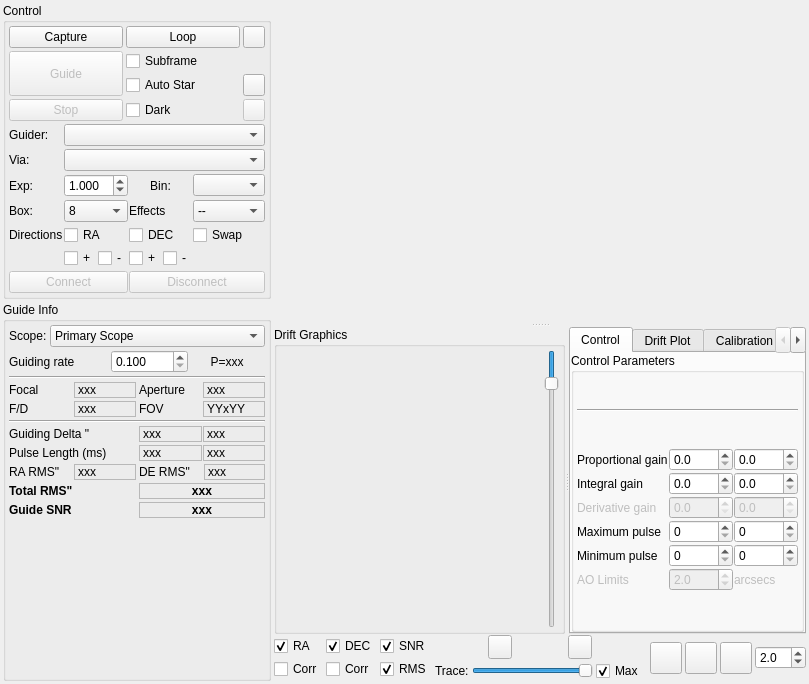
Before: the Qt Designer form kstars/ekos/guide/guide.ui in KDE/kstars, drawn with Qt 5.
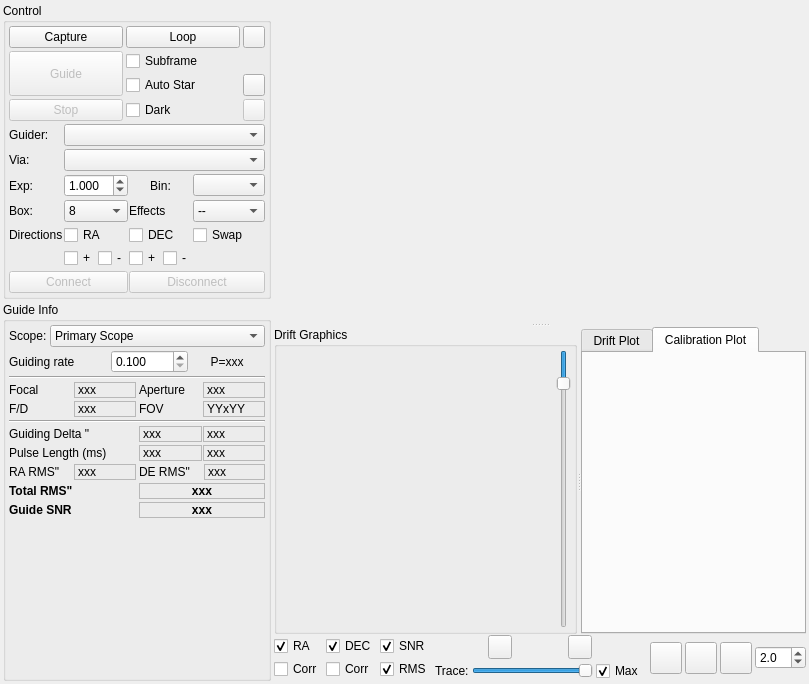
After: the same form once the commit is applied. The open tabs and pages were chosen to show the change. Icons and pictures are not drawn. Custom widgets are drawn as their Qt base class.

```diff
--- a/kstars/ekos/guide/guide.ui
+++ b/kstars/ekos/guide/guide.ui
@@ -1173,252 +1173,6 @@
          <property name="currentIndex">
           <number>1</number>
          </property>
-         <widget class="QWidget" name="tab">
-          <attribute name="title">
-           <string>Control</string>
-          </attribute>
-          <layout class="QVBoxLayout" name="verticalLayout_6">
-           <property name="leftMargin">
-            <number>0</number>
-           </property>
-           <property name="topMargin">
-            <number>0</number>
-           </property>
-           <property name="rightMargin">
-            <number>0</number>
-           </property>
-           <property name="bottomMargin">
-            <number>0</number>
-           </property>
-           <item>
-            <widget class="QGroupBox" name="controlGroup">
-             <property name="title">
-              <string>Control Parameters</string>
-             </property>
-             <layout class="QVBoxLayout" name="verticalLayout_3">
-              <property name="spacing">
-               <number>3</number>
-              </property>
-              <property name="leftMargin">
-               <number>3</number>
-              </property>
-              <property name="topMargin">
-               <number>3</number>
-              </property>
-              <property name="rightMargin">
-               <number>3</number>
-              </property>
-              <property name="bottomMargin">
-               <number>3</number>
-              </property>
-              <item>
-               <widget class="Line" name="line">
-                <property name="orientation">
-                 <enum>Qt::Horizontal</enum>
-                </property>
-               </widget>
-              </item>
-              <item>
-               <layout class="QGridLayout" name="gridLayout_2">
-                <property name="spacing">
-                 <number>1</number>
-                </property>
-                <item row="0" column="0">
-                 <widget class="QLabel" name="l_11">
-                  <property name="toolTip">
-                   <string>&lt;html&gt;&lt;head/&gt;&lt;body&gt;&lt;p&gt;Proportional term accounts for present values of the error. For example, if the error is large and positive, the guider corrective pulse will also be large and positive.&lt;/p&gt;&lt;/body&gt;&lt;/html&gt;</string>
-                  </property>
-                  <property name="text">
-                   <string>Proportional gain</string>
-                  </property>
-                 </widget>
-                </item>
-                <item row="0" column="1">
-                 <widget class="QDoubleSpinBox" name="spinBox_PropGainRA">
-                  <property name="decimals">
-                   <number>1</number>
-                  </property>
-                  <property name="maximum">
-                   <double>1000.000000000000000</double>
-                  </property>
-                 </widget>
-                </item>
-                <item row="0" column="2">
-                 <widget class="QDoubleSpinBox" name="spinBox_PropGainDEC">
-                  <property name="decimals">
-                   <number>1</number>
-                  </property>
-                  <property name="maximum">
-                   <double>1000.000000000000000</double>
-                  </property>
-                 </widget>
-                </item>
-                <item row="1" column="0">
-                 <widget class="QLabel" name="l_12">
-                  <property name="toolTip">
-                   <string>&lt;html&gt;&lt;head/&gt;&lt;body&gt;&lt;p&gt;Integral term accounts for past values of the error. For example, if the current pulse is not sufficiently strong, the integral of the error will accumulate over time, and the guider will respond by applying a stronger action.&lt;/p&gt;&lt;/body&gt;&lt;/html&gt;</string>
-                  </property>
-                  <property name="text">
-                   <string>Integral gain</string>
-                  </property>
-                 </widget>
-                </item>
-                <item row="1" column="1">
-                 <widget class="QDoubleSpinBox" name="spinBox_IntGainRA">
-                  <property name="decimals">
-                   <number>1</number>
-                  </property>
-                  <property name="maximum">
-                   <double>1000.000000000000000</double>
-                  </property>
-                 </widget>
-                </item>
-                <item row="1" column="2">
-                 <widget class="QDoubleSpinBox" name="spinBox_IntGainDEC">
-                  <property name="decimals">
-                   <number>1</number>
-                  </property>
-                  <property name="maximum">
-                   <double>1000.000000000000000</double>
-                  </property>
-                 </widget>
-                </item>
-                <item row="2" column="0">
-                 <widget class="QLabel" name="l_13">
-                  <property name="enabled">
-                   <bool>false</bool>
-                  </property>
-                  <property name="toolTip">
-                   <string>Derivative term accounts for possible future trends of the error, based on its current rate of change.</string>
-                  </property>
-                  <property name="text">
-                   <string>Derivative gain</string>
-                  </property>
-                 </widget>
-                </item>
-                <item row="2" column="1">
-                 <widget class="QDoubleSpinBox" name="spinBox_DerGainRA">
-                  <property name="enabled">
-                   <bool>false</bool>
-                  </property>
-                  <property name="decimals">
-                   <number>1</number>
-                  </property>
-                  <property name="maximum">
-                   <double>1000.000000000000000</double>
-                  </property>
-                 </widget>
-                </item>
-                <item row="2" column="2">
-                 <widget class="QDoubleSpinBox" name="spinBox_DerGainDEC">
-                  <property name="enabled">
-                   <bool>false</bool>
-                  </property>
-                  <property name="decimals">
-                   <number>1</number>
-                  </property>
-                  <property name="maximum">
-                   <double>1000.000000000000000</double>
-                  </property>
-                 </widget>
-                </item>
-                <item row="3" column="0">
-                 <widget class="QLabel" name="l_14">
-                  <property name="toolTip">
-                   <string>&lt;html&gt;&lt;head/&gt;&lt;body&gt;&lt;p&gt;Maximum guide pulse that is generated by the guider and sent to the mount.&lt;/p&gt;&lt;/body&gt;&lt;/html&gt;</string>
-                  </property>
-                  <property name="text">
-                   <string>Maximum pulse</string>
-                  </property>
-                 </widget>
-                </item>
-                <item row="3" column="1">
-                 <widget class="QSpinBox" name="spinBox_MaxPulseRA">
-                  <property name="maximum">
-                   <number>9999</number>
-                  </property>
-                 </widget>
-                </item>
-                <item row="3" column="2">
-                 <widget class="QSpinBox" name="spinBox_MaxPulseDEC">
-                  <property name="maximum">
-                   <number>9999</number>
-                  </property>
-                 </widget>
-                </item>
-                <item row="4" column="0">
-                 <widget class="QLabel" name="l_15">
-                  <property name="toolTip">
-                   <string>&lt;html&gt;&lt;head/&gt;&lt;body&gt;&lt;p&gt;Minimum guide pulse that is sent to the mount. If the generated pulse is less than this value, then no pulse is sent to the mount.&lt;/p&gt;&lt;/body&gt;&lt;/html&gt;</string>
-                  </property>
-                  <property name="text">
-                   <string>Minimum pulse</string>
-                  </property>
-                 </widget>
-                </item>
-                <item row="4" column="1">
-                 <widget class="QSpinBox" name="spinBox_MinPulseRA">
-                  <property name="maximum">
-                   <number>9999</number>
-                  </property>
-                 </widget>
-                </item>
-                <item row="4" column="2">
-                 <widget class="QSpinBox" name="spinBox_MinPulseDEC">
-                  <property name="maximum">
-                   <number>9999</number>
-                  </property>
-                 </widget>
-                </item>
-                <item row="5" column="0">
-                 <widget class="QLabel" name="l_23">
-                  <property name="enabled">
-                   <bool>false</bool>
-                  </property>
-                  <property name="text">
-                   <string>AO Limits</string>
-                  </property>
-                 </widget>
-                </item>
-                <item row="5" column="1">
-                 <widget class="QDoubleSpinBox" name="spinBox_AOLimit">
-                  <property name="enabled">
-                   <bool>false</bool>
-                  </property>
-                  <property name="toolTip">
-                   <string>Maximum deviation to correct for using Adaptive Optics unit. If the guiding deviation exceeds this value, Ekos will guide the mount mechanically</string>
-                  </property>
-                  <property name="decimals">
-                   <number>1</number>
-                  </property>
-                  <property name="maximum">
-                   <double>30.000000000000000</double>
-                  </property>
-                  <property name="singleStep">
-                   <double>0.500000000000000</double>
-                  </property>
-                  <property name="value">
-                   <double>2.000000000000000</double>
-                  </property>
-                 </widget>
-                </item>
-                <item row="5" column="2">
-                 <widget class="QLabel" name="l_24">
-                  <property name="enabled">
-                   <bool>false</bool>
-                  </property>
-                  <property name="text">
-                   <string>arcsecs</string>
-                  </property>
-                 </widget>
-                </item>
-               </layout>
-              </item>
-             </layout>
-            </widget>
-           </item>
-          </layout>
-         </widget>
          <widget class="QWidget" name="tab_2">
           <attribute name="title">
            <string>Drift Plot</string>
```
Left out of the diff: 11 changed lines with no effect on the pictures.
